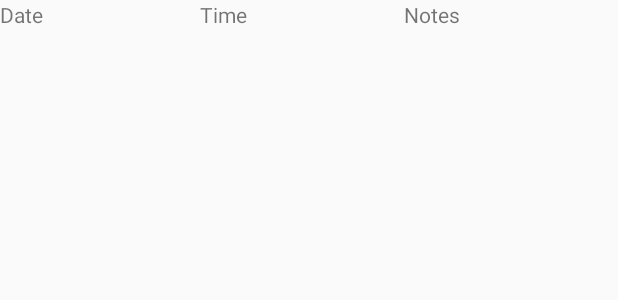
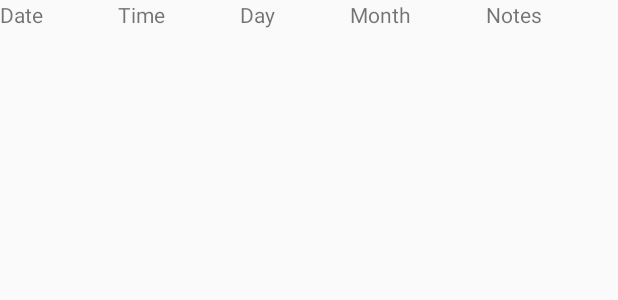
Before and after one commit to laurenz23/hairtology, an Android app: the layout list_item_reservation_layout.xml on its own in the app's theme, with its tools: preview values and no code run, on a phone screen of 412 x 824 dp. Shown: the top 300 px of the screen. Run offline under Robolectric (Android 15) with nearby library versions, the phone set to English and light mode, and no system bars.

Commit message:
Bug fix for reservation list page

```diff
--- a/HairtologyUser/app/src/main/res/layout/list_item_reservation_layout.xml
+++ b/HairtologyUser/app/src/main/res/layout/list_item_reservation_layout.xml
@@ -5,21 +5,35 @@
     android:layout_height="match_parent">
 
     <TextView
-        android:id="@+id/reservationDateTextView"
+        android:id="@+id/serviceTypeTextView"
         android:layout_width="wrap_content"
         android:layout_height="wrap_content"
         android:layout_weight="1"
         android:text="@string/str_date" />
 
     <TextView
-        android:id="@+id/reservationTimeTextView"
+        android:id="@+id/timeTextView"
         android:layout_width="wrap_content"
         android:layout_height="wrap_content"
         android:layout_weight="1"
         android:text="@string/str_time" />
 
     <TextView
-        android:id="@+id/reservationNoteTextView"
+        android:id="@+id/dayTextView"
+        android:layout_width="wrap_content"
+        android:layout_height="wrap_content"
+        android:layout_weight="1"
+        android:text="@string/str_day" />
+
+    <TextView
+        android:id="@+id/monthTextView"
+        android:layout_width="wrap_content"
+        android:layout_height="wrap_content"
+        android:layout_weight="1"
+        android:text="@string/str_month" />
+
+    <TextView
+        android:id="@+id/noteTextView"
         android:layout_width="wrap_content"
         android:layout_height="wrap_content"
         android:layout_weight="1"
--- a/HairtologyUser/app/src/main/res/values/strings.xml
+++ b/HairtologyUser/app/src/main/res/values/strings.xml
@@ -12,6 +12,7 @@
     <string name="str_contact_number">Contact number</string>
     <string name="str_current_password">Current Password</string>
     <string name="str_date">Date</string>
+    <string name="str_day">Day</string>
     <string name="str_email">Email</string>
     <string name="str_error">Error</string>
     <string name="str_first_name">First name</string>
@@ -24,6 +25,7 @@
     <string name="str_login">Login</string>
     <string name="str_login_failed">"Login failed"</string>
     <string name="str_logout">Logout</string>
+    <string name="str_month">Month</string>
     <string name="str_new_password">New Password</string>
     <string name="str_notes">Notes</string>
     <string name="str_password">Password</string>
```
Also changed, not shown: HairtologyUser/app/src/main/java/com/project/hairtologyuser/views/fragments/reservationlist/ReservationListAdapter.java (+13 -7 lines), HairtologyUser/app/src/main/java/com/project/hairtologyuser/views/fragments/reservationlist/ReservationListFragment.java (+17 -14 lines), HairtologyUser/app/src/main/java/com/project/hairtologyuser/views/fragments/reservationlist/ReservationListViewModel.java (+16 -9 lines).
